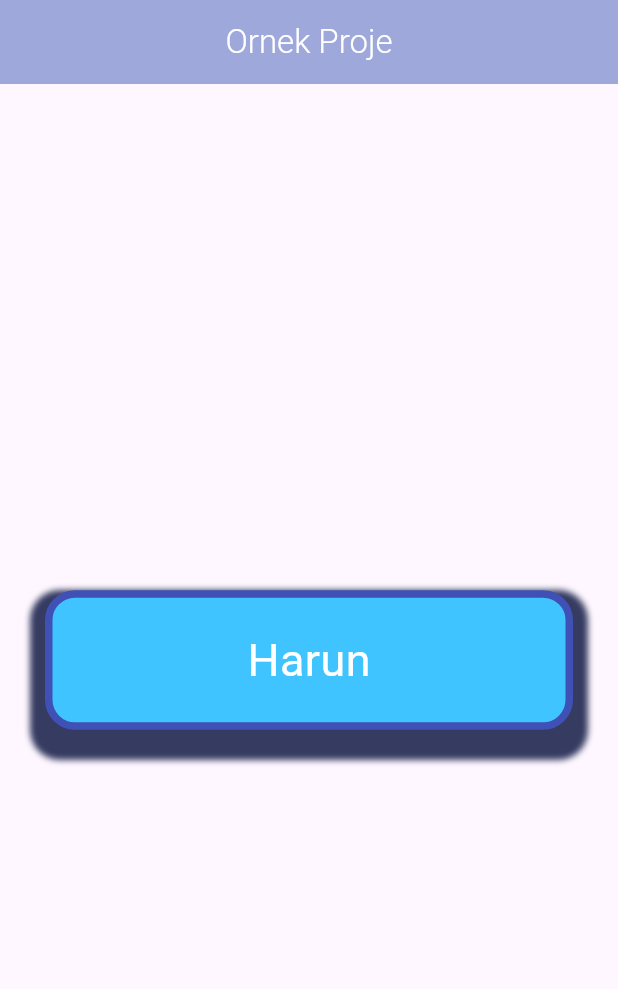
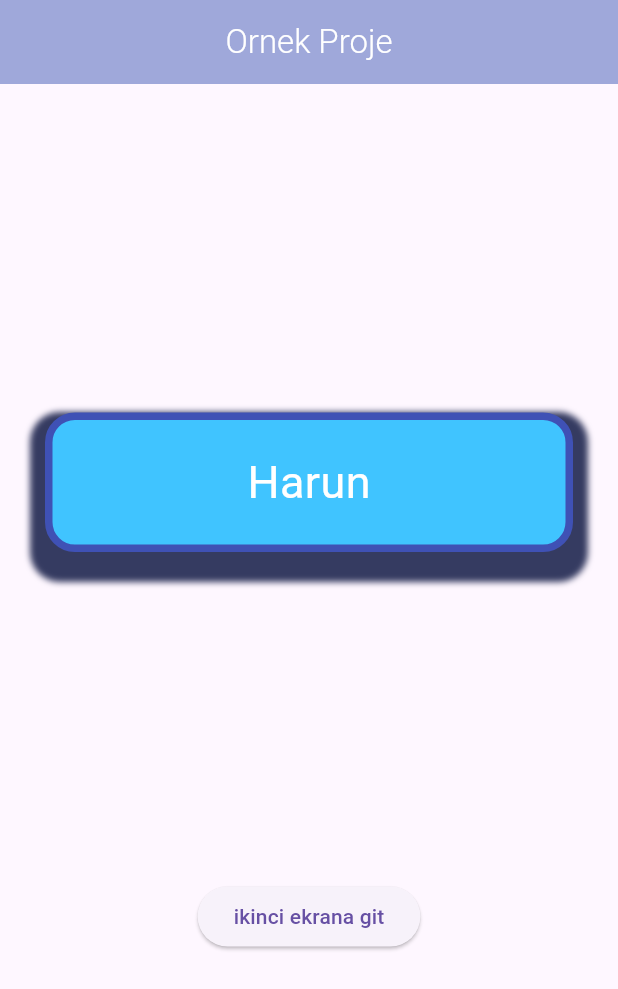
Before and after one commit to harunzsln/FlutterNotes, a Flutter app: the screen it shows after launch, on a phone screen of 412 x 824 dp. Shown: the top 989 px of the screen. Run offline on Flutter 3.47's test engine with Material 3 defaults, Android fonts, the phone set to English and light mode, and no system bars; Roboto replaces fonts that are missing (Fira Code).

Commit message:
navigator and screen change

```diff
--- a/projeler/ornek_proje/lib/custom_card.dart
+++ b/projeler/ornek_proje/lib/custom_card.dart
@@ -6,9 +6,6 @@ class CustomCardView extends StatelessWidget {
   @override
   Widget build(BuildContext context) {
     return Container(
-      // width: 400,
-      // height: 200,
-      // padding: EdgeInsets.symmetric(vertical: 20, horizontal: 30),
       padding: EdgeInsets.all(20),
       margin: EdgeInsets.all(30),
       decoration: BoxDecoration(
@@ -20,14 +17,9 @@ class CustomCardView extends StatelessWidget {
             color: const Color.fromARGB(255, 53, 59, 97),
             blurRadius: 3,
             spreadRadius: 10,
-            offset: Offset(0, 10), // Gölgenin konumu
+            offset: Offset(0, 10),
           ),
         ],
-        /*gradient: LinearGradient(
-          colors: [const Color.fromARGB(255, 64, 242, 255)],
-          begin: Alignment.topLeft,
-          end: Alignment.bottomRight,
-        ),*/
       ),
       alignment: Alignment.center,
       child: Text("Harun", style: TextStyle(color: Colors.white, fontSize: 30)),
--- a/projeler/ornek_proje/lib/main.dart
+++ b/projeler/ornek_proje/lib/main.dart
@@ -1,5 +1,5 @@
 import 'package:flutter/material.dart';
-import 'package:ornek_proje/custom_card.dart';
+import 'screens/home_screen.dart';
 
 void main() {
   runApp(myApp());
@@ -12,93 +12,7 @@ class myApp extends StatelessWidget {
   Widget build(BuildContext context) {
     return MaterialApp(
       theme: ThemeData(fontFamily: "Fira Code"),
-      home: Scaffold(
-        appBar: AppBar(
-          title: Text(
-            'Ornek Proje',
-            style: TextStyle(fontWeight: FontWeight.w300, color: Colors.white),
-          ),
-          backgroundColor: Colors.indigo.shade200,
-          centerTitle: true,
-        ),
-        body: Center(
-          child: Column(
-            mainAxisAlignment: MainAxisAlignment.spaceEvenly,
-            children: [
-              CustomCardView(),
-              /*Padding(
-                padding: const EdgeInsets.only(top: 200),
-                child: Image.asset(
-                  "assets/images/postgrescrnshot.png",
-                  height: 200,
-                ),
-              ),
-              SizedBox(
-                width: 200,
-                height: 200,
-                child: Card(
-                  elevation: 5,
-                  shadowColor: const Color.fromARGB(221, 78, 78, 78),
-                  child: Align(child: Text("Bu bir karttır")),
-                ),
-              ),*/
-            ],
-          ),
-        ),
-
-        /* body: Center(
-          child: Row(
-            mainAxisAlignment: MainAxisAlignment.center, // Tam ortada hizalama
-            children: [
-              Text('Merhaba, Flutter!'),
-              Image.asset(
-                "assets/images/postgrescrnshot.png",
-                width: 200,
-                height: 200,
-              ),
-            ],
-          ),
-        ),
-        body: Center(
-          child: Column(
-            mainAxisAlignment: MainAxisAlignment.spaceEvenly,
-            children: [
-              /* Text('Merhaba, Flutter!'),
-              SizedBox(height: 50), // Yatayda boşluk bırakma
-              Text('Bu bir örnek projedir.'),
-              SizedBox(height: 20), // Yatayda boşluk bırakma
-              Image.asset(
-                "assets/images/postgrescrnshot.png",
-                width: 200,
-                height: 200,
-              ),*/
-              ElevatedButton(
-                onPressed: () {
-                  print("Butona tıklandı");
-                },
-                style: ElevatedButton.styleFrom(backgroundColor: Colors.indigo),
-                child: Text(
-                  "Bana Tikla",
-                  style: TextStyle(
-                    fontWeight: FontWeight.bold,
-                    color: Colors.amber,
-                  ),
-                ),
-              ),
-              TextButton(onPressed: () {}, child: Text("Bana Tikla")),
-
-              IconButton(
-                onPressed: () {},
-                icon: Icon(
-                  Icons.directions_bike_rounded,
-                  color: Colors.indigo.shade200,
-                  size: 50,
-                ),
-              ),
-            ],
-          ),
-        ),*/
-      ),
+      home: const HomeScreen(),
     );
   }
 }
--- /dev/null
+++ b/projeler/ornek_proje/lib/screens/home_screen.dart
@@ -0,0 +1,40 @@
+import 'package:flutter/material.dart';
+import 'package:ornek_proje/screens/second_screen.dart';
+
+import '../custom_card.dart';
+
+class HomeScreen extends StatelessWidget {
+  const HomeScreen({super.key});
+
+  @override
+  Widget build(BuildContext context) {
+    return Scaffold(
+      appBar: AppBar(
+        title: const Text(
+          'Ornek Proje',
+          style: TextStyle(fontWeight: FontWeight.w300, color: Colors.white),
+        ),
+        backgroundColor: Colors.indigo.shade200,
+        centerTitle: true,
+      ),
+      body: Center(
+        child: Column(
+          mainAxisAlignment: MainAxisAlignment.spaceEvenly,
+          children: [
+            CustomCardView(),
+
+            ElevatedButton(
+              onPressed: () {
+                Navigator.push(
+                  context,
+                  MaterialPageRoute(builder: (context) => SecondScreen()),
+                );
+              },
+              child: const Text("ikinci ekrana git"),
+            ),
+          ],
+        ),
+      ),
+    );
+  }
+}
--- /dev/null
+++ b/projeler/ornek_proje/lib/screens/second_screen.dart
@@ -0,0 +1,37 @@
+import 'package:flutter/material.dart';
+
+import 'home_screen.dart';
+
+class SecondScreen extends StatelessWidget {
+  const SecondScreen({super.key});
+
+  @override
+  Widget build(BuildContext context) {
+    return Scaffold(
+      appBar: AppBar(
+        title: const Text('İkinci Ekran'),
+        backgroundColor: Colors.indigo,
+      ),
+      body: Center(
+        child: Column(
+          mainAxisAlignment: MainAxisAlignment.center,
+          children: [
+            const Text(
+              'Bu ikinci ekran',
+              style: TextStyle(fontSize: 24, color: Colors.black),
+            ),
+            TextButton(
+              onPressed: () {
+                Navigator.pop(
+                  context,
+                  MaterialPageRoute(builder: (context) => HomeScreen()),
+                );
+              },
+              child: const Text('Geri Dön'),
+            ),
+          ],
+        ),
+      ),
+    );
+  }
+}
```
